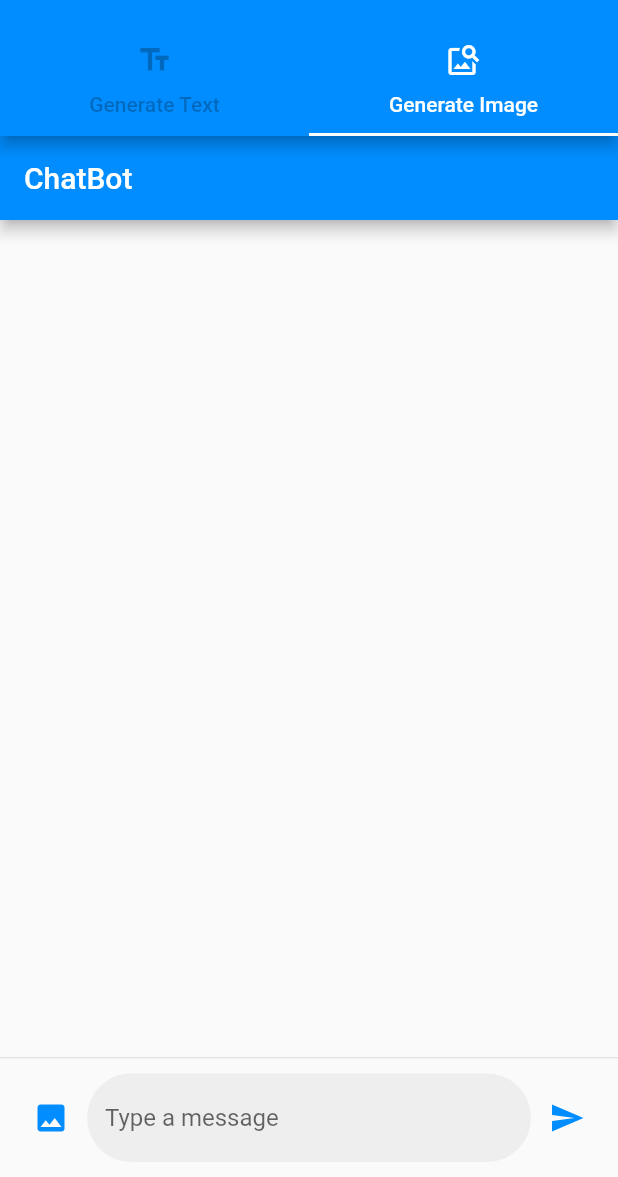
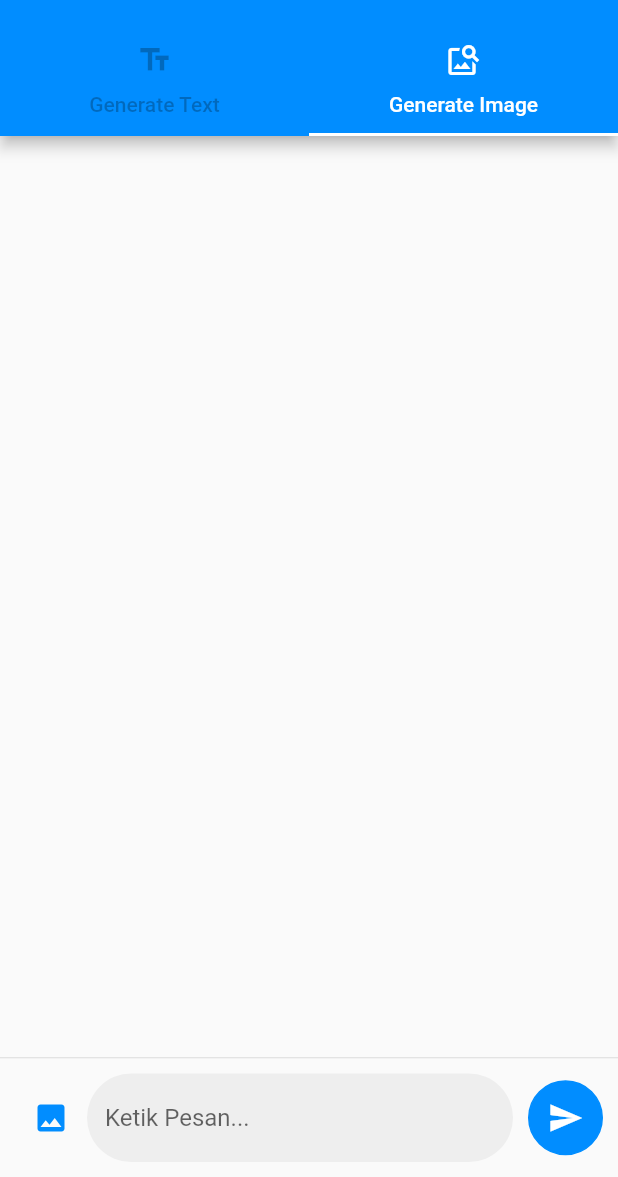
Before and after one commit to azmiwafiqi12/UAS_Gemini, a Flutter app: the screen it shows after launch, tab 2 chosen, after a tap on the "send" icon, on a phone screen of 412 x 824 dp, the part 59-1236 px from its top. Run offline on Flutter 3.47's test engine with Material 3 defaults, Android fonts, the light colour scheme and no system bars; our stand-ins replace dotted_border, flutter_markdown, google_generative_ai, image_picker.

Commit message:
Initial commit

```diff
--- a/lib/fragment/fragment_generate_image.dart
+++ b/lib/fragment/fragment_generate_image.dart
@@ -23,10 +23,6 @@ class _FragmentGenerateImageState extends State<FragmentGenerateImage> {
   @override
   Widget build(BuildContext context) {
     return Scaffold(
-      appBar: AppBar(
-        title: const Text('ChatBot', style: TextStyle(color: Colors.white)),
-        backgroundColor: const Color.fromARGB(255, 1, 141, 255),
-      ),
       body: Column(
         children: [
           Expanded(
@@ -103,7 +99,7 @@ class _FragmentGenerateImageState extends State<FragmentGenerateImage> {
                   child: TextField(
                     controller: textEditingController,
                     decoration: InputDecoration(
-                      hintText: 'Type a message',
+                      hintText: 'Ketik Pesan...',
                       filled: true,
                       fillColor: Colors.grey[200],
                       border: OutlineInputBorder(
@@ -113,11 +109,28 @@ class _FragmentGenerateImageState extends State<FragmentGenerateImage> {
                     ),
                   ),
                 ),
-                IconButton(
-                  icon: const Icon(Icons.send,
+                const SizedBox(width: 10),
+                Container(
+                  decoration: BoxDecoration(
+                      shape: BoxShape.circle,
+                      border: Border.all(
+                        color: const Color.fromARGB(255, 1, 141, 255),
+                      ),
                       color: const Color.fromARGB(255, 1, 141, 255)),
-                  onPressed: _sendMessage,
-                ),
+                  child: IconButton(
+                    icon: const Icon(
+                      Icons.send,
+                      color: Color.fromARGB(255, 255, 255, 255),
+                    ),
+                    onPressed: _sendMessage,
+                  ),
+                )
+                // IconButton(
+
+                //   icon: const Icon(Icons.send,
+                //       color: const Color.fromARGB(255, 1, 141, 255)),
+                //   onPressed: _sendMessage,
+                // ),
               ],
             ),
           ),
@@ -161,16 +174,20 @@ class _FragmentGenerateImageState extends State<FragmentGenerateImage> {
             mainAxisSize: MainAxisSize.min,
             children: [
               ListTile(
-                leading: const Icon(Icons.photo),
-                title: const Text('Gallery'),
+                leading: const Icon(
+                  Icons.photo,
+                  color: const Color.fromARGB(255, 1, 141, 255),
+                ),
+                title: const Text('Cari di Gallery'),
                 onTap: () {
                   Navigator.pop(context);
                   _getFromGallery();
                 },
               ),
               ListTile(
-                leading: const Icon(Icons.camera_alt),
-                title: const Text('Camera'),
+                leading: const Icon(Icons.camera_alt,
+                    color: const Color.fromARGB(255, 1, 141, 255)),
+                title: const Text('Ambil Gambar'),
                 onTap: () {
                   Navigator.pop(context);
                   _getFromCamera();
--- a/lib/fragment/fragment_generate_text.dart
+++ b/lib/fragment/fragment_generate_text.dart
@@ -19,14 +19,6 @@ class _FragmentGenerateTextState extends State<FragmentGenerateText> {
   @override
   Widget build(BuildContext context) {
     return Scaffold(
-      appBar: AppBar(
-        backgroundColor: const Color.fromARGB(255, 1, 141, 255),
-        title: const Text(
-          'Chat AI',
-          style: TextStyle(color: Colors.white),
-        ),
-        centerTitle: true,
-      ),
       body: Column(
         children: [
           // Bagian daftar pesan
@@ -79,16 +71,22 @@ class _FragmentGenerateTextState extends State<FragmentGenerateText> {
                     decoration: InputDecoration(
                       hintText: 'Ketik pesan...',
                       border: OutlineInputBorder(
-                        borderRadius: BorderRadius.circular(25),
+                        borderRadius: BorderRadius.circular(30),
+                        borderSide: BorderSide.none,
                       ),
                       filled: true,
-                      fillColor: Colors.white,
+                      fillColor: Colors.grey[200],
                     ),
                   ),
                 ),
                 const SizedBox(width: 10),
-                CircleAvatar(
-                  // backgroundColor: const Color.fromARGB(255, 1, 141, 255),
+                Container(
+                  decoration: BoxDecoration(
+                      shape: BoxShape.circle,
+                      border: Border.all(
+                        color: const Color.fromARGB(255, 1, 141, 255),
+                      ),
+                      color: const Color.fromARGB(255, 1, 141, 255)),
                   child: IconButton(
                     icon: isSending
                         ? const CircularProgressIndicator(color: Colors.white)
--- a/lib/main.dart
+++ b/lib/main.dart
@@ -1,5 +1,6 @@
 import 'package:flutter/material.dart';
-import 'pages/main_page.dart';
+import 'package:uas_app/pages/splash_page.dart';
+import 'pages/home_page.dart';
 
 void main() {
   runApp(const MyApp());
@@ -16,7 +17,7 @@ class MyApp extends StatelessWidget {
         colorScheme: ColorScheme.fromSeed(seedColor: const Color(0xFFFFF9D9)),
         useMaterial3: false,
       ),
-      home: const MainPage(),
+      home: const SplashPage(),
     );
   }
 }
--- a/lib/pages/main_page.dart
+++ b/lib/pages/home_page.dart
@@ -2,14 +2,14 @@ import 'package:flutter/material.dart';
 import 'package:uas_app/fragment/fragment_generate_image.dart';
 import 'package:uas_app/fragment/fragment_generate_text.dart';
 
-class MainPage extends StatefulWidget {
-  const MainPage({super.key});
+class HomePage extends StatefulWidget {
+  const HomePage({super.key});
 
   @override
-  State<MainPage> createState() => _MainPageState();
+  State<HomePage> createState() => _MainPageState();
 }
 
-class _MainPageState extends State<MainPage>
+class _MainPageState extends State<HomePage>
     with SingleTickerProviderStateMixin {
   late TabController _tabController;
 
--- a/lib/pages/splash_page.dart
+++ b/lib/pages/splash_page.dart
@@ -0,0 +1,67 @@
+import 'package:flutter/material.dart';
+import 'package:uas_app/pages/home_page.dart';
+
+class SplashPage extends StatefulWidget {
+  const SplashPage({super.key});
+
+  @override
+  State<SplashPage> createState() => _SplashPageState();
+}
+
+class _SplashPageState extends State<SplashPage> {
+  @override
+  void initState() {
+    super.initState();
+    _navigateToHome();
+  }
+
+  // Fungsi untuk navigasi ke halaman berikutnya
+  void _navigateToHome() {
+    Future.delayed(const Duration(seconds: 3), () {
+      Navigator.pushReplacement(
+        context,
+        MaterialPageRoute(
+          builder: (context) => const HomePage(),
+        ),
+      );
+    });
+  }
+
+  @override
+  Widget build(BuildContext context) {
+    return Scaffold(
+      backgroundColor: const Color.fromARGB(255, 1, 141, 255),
+      body: Center(
+        child: Column(
+          mainAxisAlignment: MainAxisAlignment.center,
+          children: [
+            // Gambar Ikon Aplikasi
+            Image.asset(
+              'assets/gemini.png', // Ganti dengan path ikon aplikasi Anda
+              width: 150,
+              height: 150,
+            ),
+            const SizedBox(height: 20),
+            // Teks Nama Aplikasi
+            const Text(
+              'Chat To Gemini',
+              style: TextStyle(
+                fontSize: 24,
+                fontWeight: FontWeight.bold,
+                color: Color.fromARGB(255, 255, 255, 255),
+              ),
+            ),
+            const SizedBox(height: 20),
+            const Text(
+              'Lebih sedikit cerdas menggunakan Gemini Chat',
+              style: TextStyle(
+                  fontSize: 15,
+                  fontWeight: FontWeight.normal,
+                  color: Color.fromARGB(255, 255, 255, 255)),
+            )
+          ],
+        ),
+      ),
+    );
+  }
+}
--- a/pubspec.yaml
+++ b/pubspec.yaml
@@ -64,8 +64,8 @@ flutter:
   uses-material-design: true
 
   # To add assets to your application, add an assets section, like this:
-  # assets:
-  #   - images/a_dot_burr.jpeg
+  assets:
+    - assets/gemini.png
   #   - images/a_dot_ham.jpeg
 
   # An image asset can refer to one or more resolution-specific "variants", see
```
Also changed, not shown: assets/gemini.png (added).
